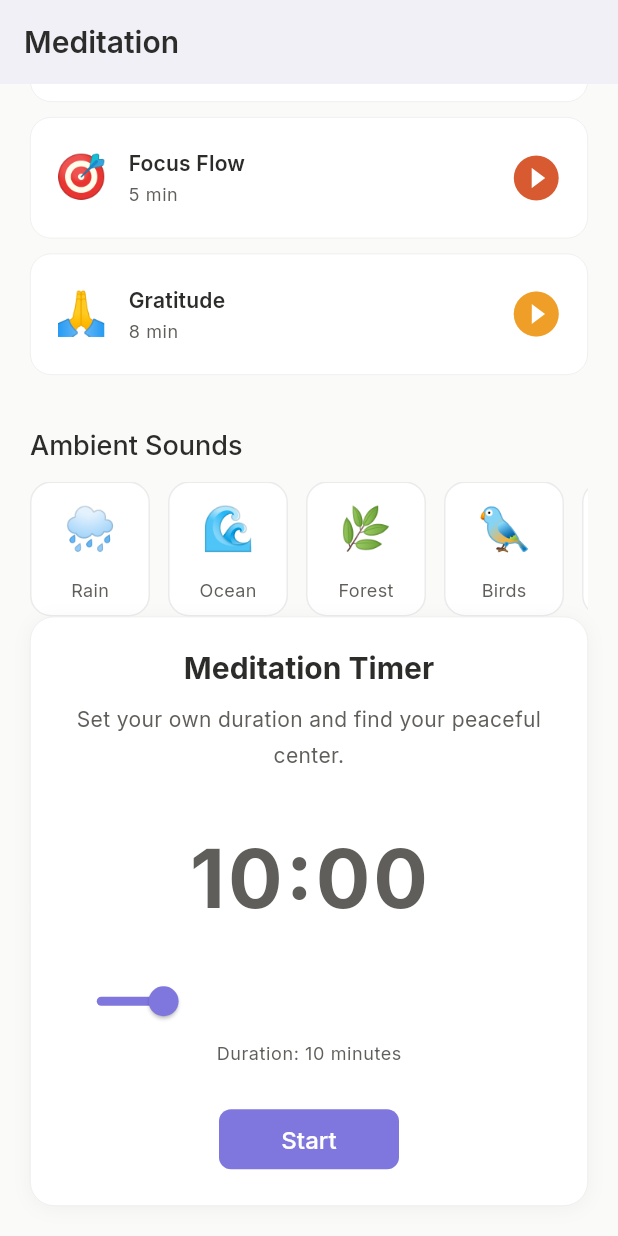
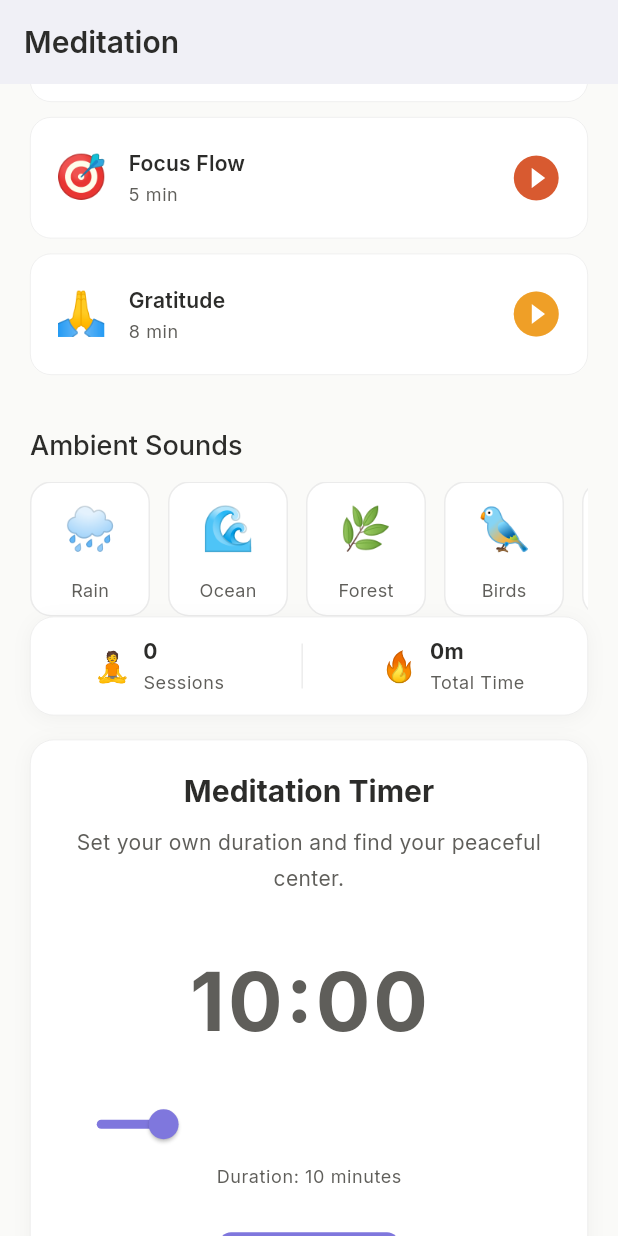
Before and after one commit to Pushpendra-7-ux/MindBloom, a Flutter app: the MeditationScreen screen opened by its route, scrolled down 470 dp, on a phone screen of 412 x 824 dp. Run offline on Flutter 3.47's test engine with Material 3 defaults, Android fonts, the phone set to English and light mode, and no system bars; our stand-ins replace dio, fl_chart, flutter_map, flutter_riverpod, flutter_secure_storage, go_router and 4 more; accounts and stored records are empty.

Commit message:
feat(meditation): save completed preset and custom sessions in SharedPreferences and render statistics

```diff
--- a/mindbloom_app/lib/screens/meditation/meditation_screen.dart
+++ b/mindbloom_app/lib/screens/meditation/meditation_screen.dart
@@ -73,6 +73,10 @@ class _MeditationScreenState extends State<MeditationScreen> with TickerProvider
             _audioPlayer.seek(Duration.zero);
             _audioPlayer.pause();
             _isPlaying = false;
+            if (_selectedIndex >= 0) {
+              final session = _sessions[_selectedIndex];
+              _saveCompletedSession(session['seconds'] as int, session['title'] as String, false);
+            }
           }
         });
       }
@@ -87,6 +91,8 @@ class _MeditationScreenState extends State<MeditationScreen> with TickerProvider
         });
       }
     });
+
+    _loadMeditationHistory();
   }
 
   @override
@@ -344,6 +350,41 @@ class _MeditationScreenState extends State<MeditationScreen> with TickerProvider
     );
   }
 
+  Future<void> _loadMeditationHistory() async {
+    final prefs = await SharedPreferences.getInstance();
+    final jsonStr = prefs.getString('meditation_history') ?? '[]';
+    try {
+      final List decoded = jsonDecode(jsonStr);
+      final list = decoded.map((item) => MeditationSession.fromJson(item)).toList();
+      int totalSeconds = 0;
+      for (final s in list) {
+        totalSeconds += s.durationSeconds;
+      }
+      setState(() {
+        _history = list;
+        _totalMeditationTimeSeconds = totalSeconds;
+      });
+    } catch (_) {}
+  }
+
+  Future<void> _saveCompletedSession(int durationSeconds, String title, bool isCustom) async {
+    final prefs = await SharedPreferences.getInstance();
+    final session = MeditationSession(
+      id: DateTime.now().millisecondsSinceEpoch.toString(),
+      title: title,
+      durationSeconds: durationSeconds,
+      date: DateTime.now(),
+      isCustom: isCustom,
+    );
+    final updatedList = List<MeditationSession>.from(_history)..insert(0, session);
+    final jsonStr = jsonEncode(updatedList.map((s) => s.toJson()).toList());
+    await prefs.setString('meditation_history', jsonStr);
+    setState(() {
+      _history = updatedList;
+      _totalMeditationTimeSeconds += durationSeconds;
+    });
+  }
+
   void _startCustomTimer() {
     if (_isCustomTimerPlaying) return;
     setState(() {
@@ -383,6 +424,7 @@ class _MeditationScreenState extends State<MeditationScreen> with TickerProvider
   }
 
   void _onCustomTimerComplete() {
+    _saveCompletedSession(_customDurationMinutes * 60, 'Custom Silent Meditation', true);
     _showCustomCompleteDialog();
   }
 
@@ -407,6 +449,32 @@ class _MeditationScreenState extends State<MeditationScreen> with TickerProvider
     );
   }
 
+  Widget _buildStatItem(String label, String value, String icon) {
+    return Row(
+      children: [
+        Text(icon, style: const TextStyle(fontSize: 20)),
+        const SizedBox(width: 8),
+        Column(
+          crossAxisAlignment: CrossAxisAlignment.start,
+          children: [
+            Text(
+              value,
+              style: Theme.of(context).textTheme.titleMedium?.copyWith(
+                    fontWeight: FontWeight.bold,
+                  ),
+            ),
+            Text(
+              label,
+              style: Theme.of(context).textTheme.bodySmall?.copyWith(
+                    color: AppColors.textSecondary,
+                  ),
+            ),
+          ],
+        ),
+      ],
+    );
+  }
+
   Widget _buildCustomTimer(BuildContext context) {
     final progress = _customDurationMinutes > 0
         ? (_customDurationMinutes * 60 - _customSecondsLeft) / (_customDurationMinutes * 60)
@@ -415,6 +483,22 @@ class _MeditationScreenState extends State<MeditationScreen> with TickerProvider
     return Column(
       crossAxisAlignment: CrossAxisAlignment.start,
       children: [
+        CustomCard(
+          padding: const EdgeInsets.symmetric(horizontal: 16, vertical: 12),
+          child: Row(
+            mainAxisAlignment: MainAxisAlignment.spaceAround,
+            children: [
+              _buildStatItem('Sessions', '${_history.length}', '🧘'),
+              Container(
+                width: 1,
+                height: 30,
+                color: Colors.grey.withValues(alpha: 0.2),
+              ),
+              _buildStatItem('Total Time', '${_totalMeditationTimeSeconds ~/ 60}m', '🔥'),
+            ],
+          ),
+        ),
+        const SizedBox(height: 16),
         CustomCard(
           padding: const EdgeInsets.all(20),
           child: Column(
```
